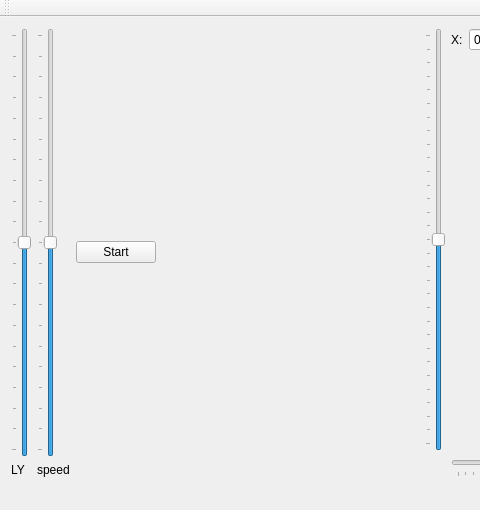
First picture: the form in Anduin/HexPCController/Controller/Controller/controller.ui, repository FunkyLoiso/flprojects, before the edit; both pictures show x 0 to 480 and y 0 to 510 of the 803 by 510 pixel window.
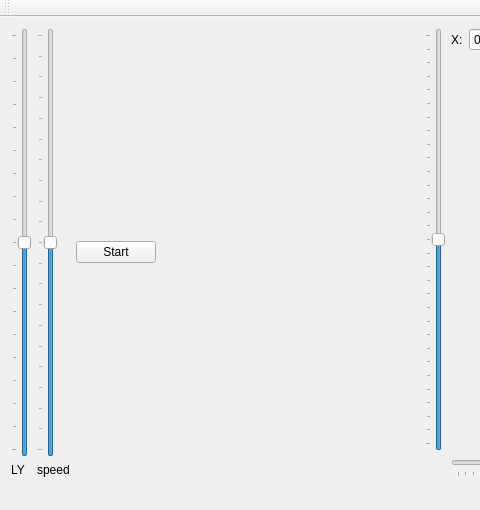
Second picture: the form after the edit.

Commit message: - no we don't double wait on the steps when contact detection is performed  - speed increased

Diff of the .ui file:
```diff
--- a/Anduin/HexPCController/Controller/Controller/controller.ui
+++ b/Anduin/HexPCController/Controller/Controller/controller.ui
@@ -20,10 +20,10 @@
       <item>
        <widget class="QSlider" name="sLY">
         <property name="minimum">
-         <number>-100</number>
+         <number>-90</number>
         </property>
         <property name="maximum">
-         <number>100</number>
+         <number>90</number>
         </property>
         <property name="value">
          <number>0</number>
```
The commit also changes 1 other file.
